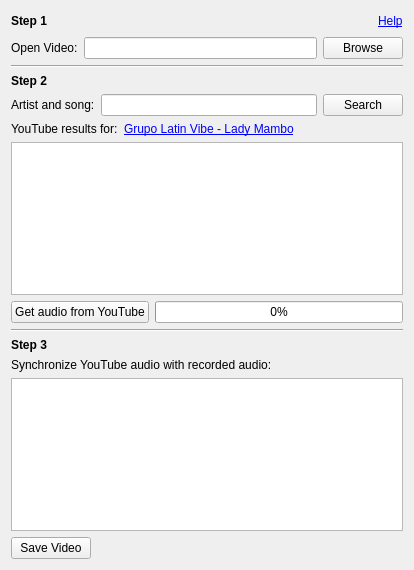
Old version of the form soundfix.ui in the repository harjoc/soundfix.
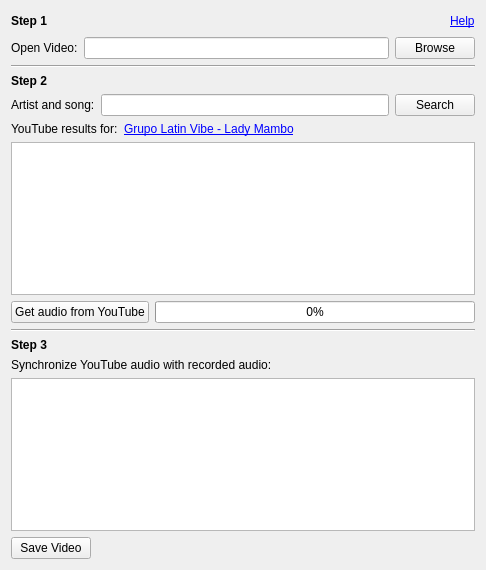
New version of the form.

Commit message: parse search response

Patch:
```diff
--- a/soundfix.ui
+++ b/soundfix.ui
@@ -6,7 +6,7 @@
    <rect>
     <x>0</x>
     <y>0</y>
-    <width>414</width>
+    <width>486</width>
     <height>570</height>
    </rect>
   </property>
```
The commit also changes 2 other files.
